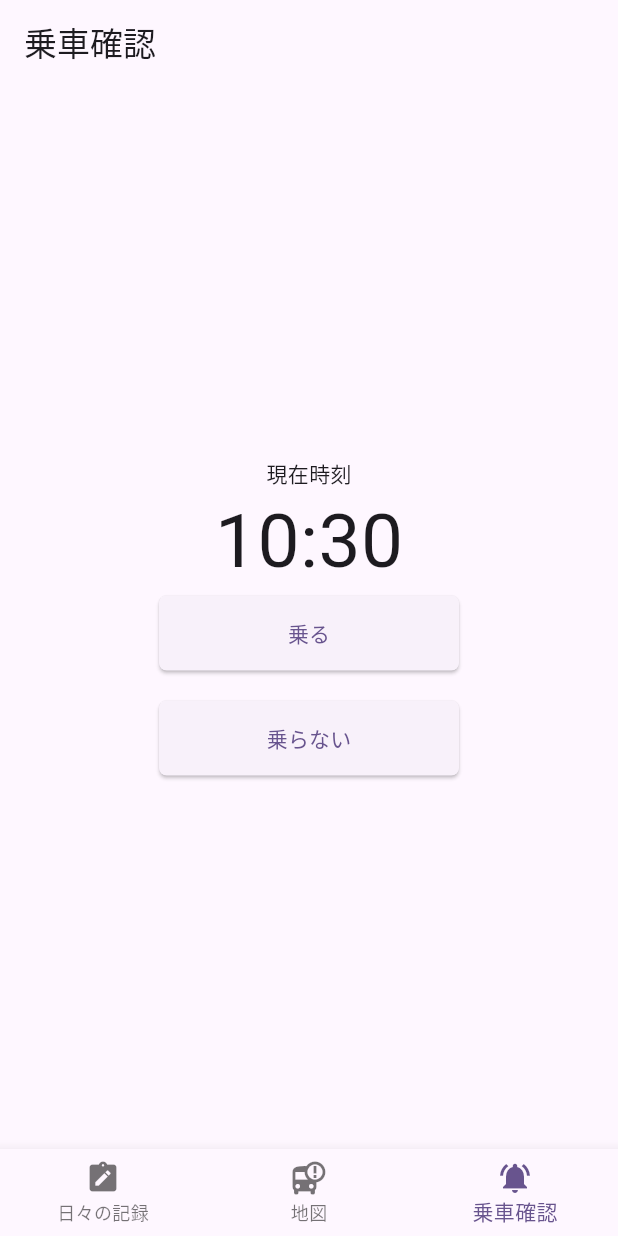
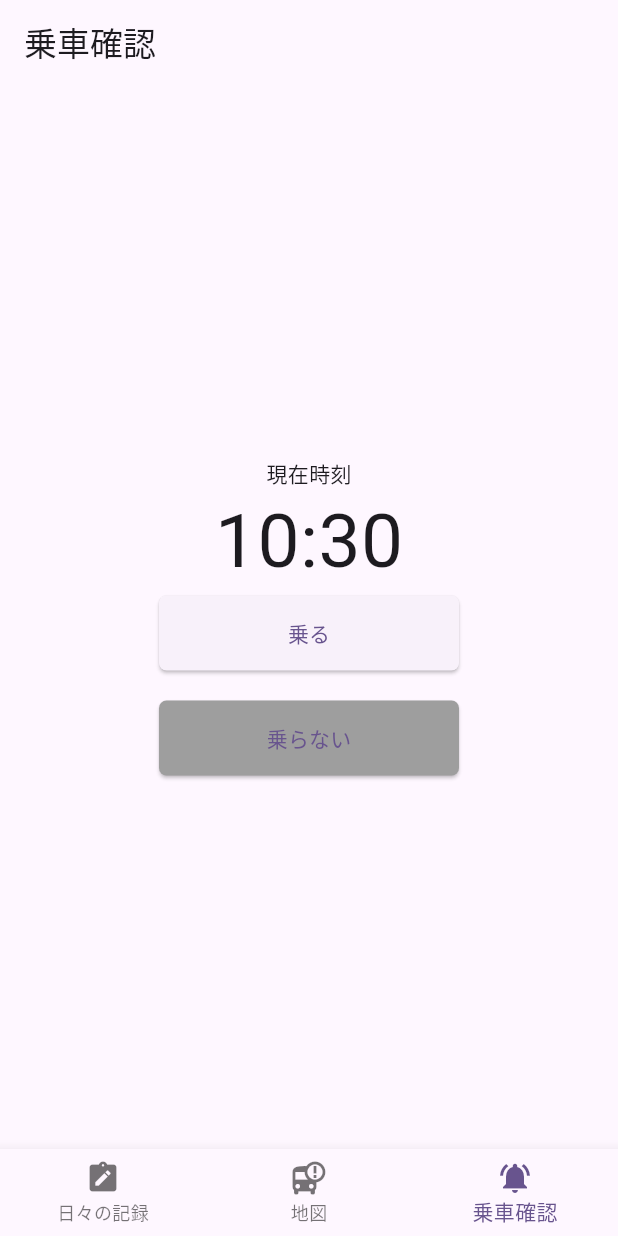
Before and after one commit to GreenTeaProgrammers/WhereChildBus, a Flutter app: the screen it shows after launch, item 3 of the bottom bar chosen, on a phone screen of 412 x 824 dp. Run offline on Flutter 3.47's test engine with Material 3 defaults, Android fonts, the phone set to English and light mode, and no system bars; our stand-ins replace fixnum, flutter_dotenv, image_picker; missing offline and left inert: grpc, protobuf.

Commit message:
feat:ボタン押下時に背景色が変化する機能の追加

```diff
--- a/frontend/where_child_bus_guardian/lib/pages/check_page/check_page.dart
+++ b/frontend/where_child_bus_guardian/lib/pages/check_page/check_page.dart
@@ -45,6 +45,7 @@ class _CheckPageState extends State<CheckPage> {
           });
         },
         style: ElevatedButton.styleFrom(
+          backgroundColor: isRideBus != isRide ? Colors.grey : null,
           shape: const RoundedRectangleBorder(
               borderRadius: BorderRadius.all(Radius.circular(5))),
         ),
```
